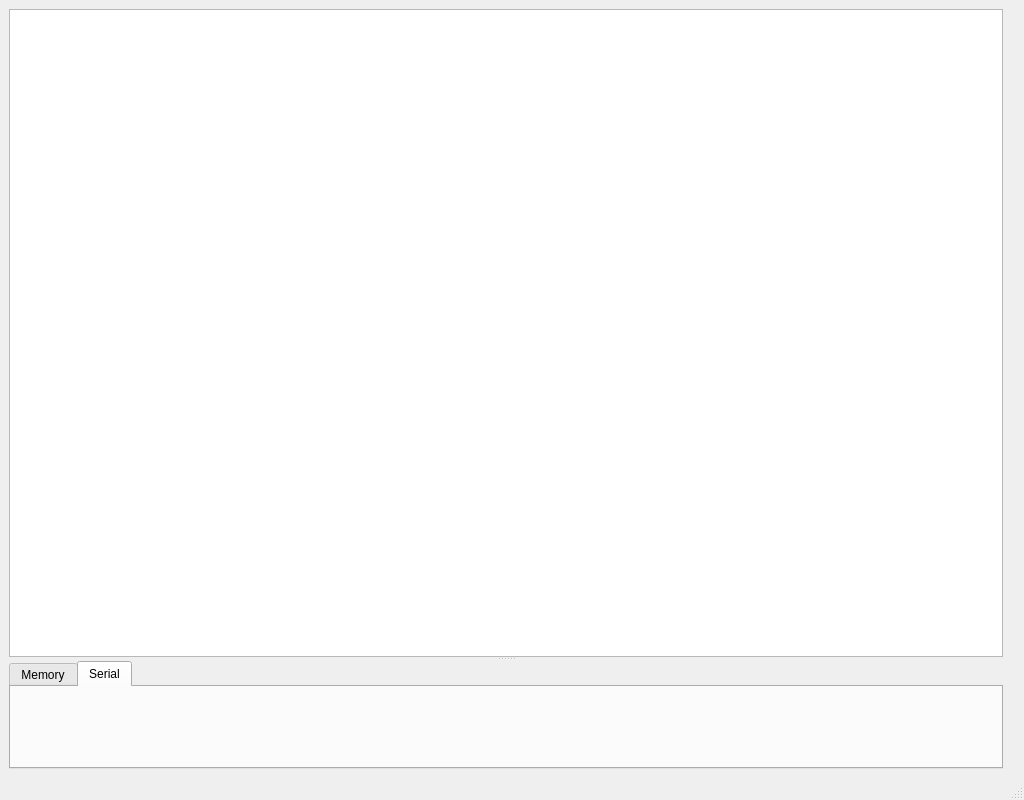
Above: Qt/windows/debugwindow.ui from RocketRope/Gameboy-Emulator before the change. Below: the same form after it.
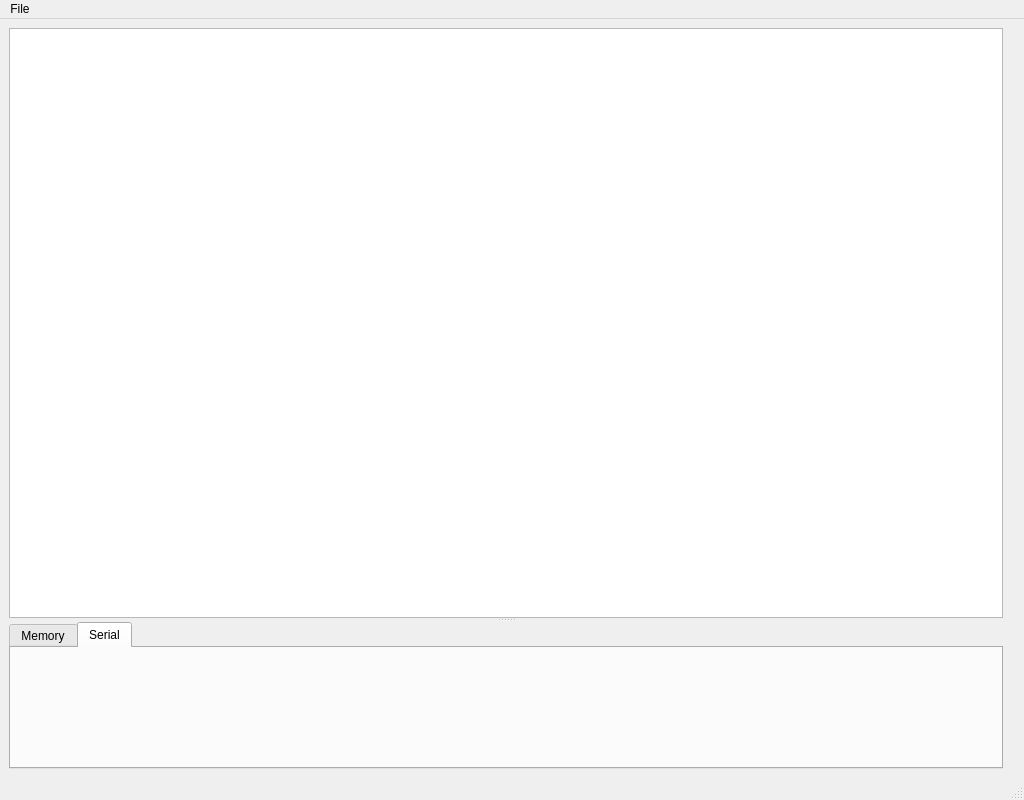
That is the form after the change. The open tabs and pages were chosen to show the change. Custom widgets are drawn as their Qt base class.

The edit to the form file:
```diff
--- a/Qt/windows/debugwindow.ui
+++ b/Qt/windows/debugwindow.ui
@@ -68,7 +68,7 @@
           <number>1</number>
          </property>
          <item>
-          <widget class="MemoryWidget" name="widget" native="true"/>
+          <widget class="MemoryWidget" name="memory" native="true"/>
          </item>
         </layout>
        </widget>
@@ -76,6 +76,11 @@
         <attribute name="title">
          <string>Serial</string>
         </attribute>
+        <layout class="QVBoxLayout" name="verticalLayout">
+         <item>
+          <widget class="QWidget" name="widget" native="true"/>
+         </item>
+        </layout>
        </widget>
       </widget>
      </widget>
@@ -114,6 +119,13 @@
      <height>21</height>
     </rect>
    </property>
+   <widget class="QMenu" name="menuFile">
+    <property name="title">
+     <string>File</string>
+    </property>
+    <addaction name="actionLoad_ROM"/>
+   </widget>
+   <addaction name="menuFile"/>
   </widget>
   <widget class="QStatusBar" name="statusBar"/>
  </widget>
```
Left out of the diff: 7 changed lines with no effect on the pictures.
